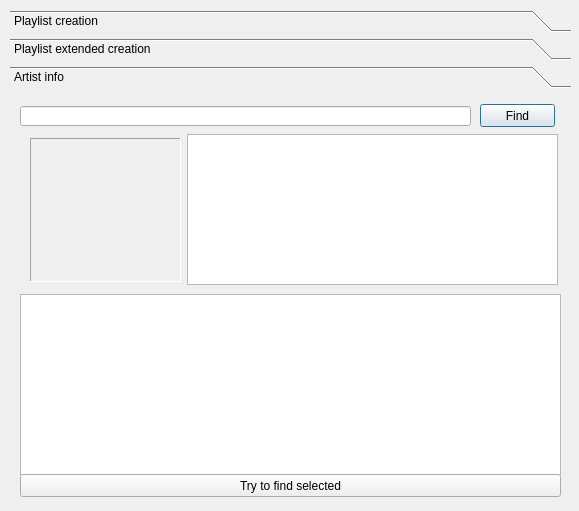
The window that dialogs/echonest_dialog.ui (jeyboy/playo3) describes before a commit, drawn with Qt 5.
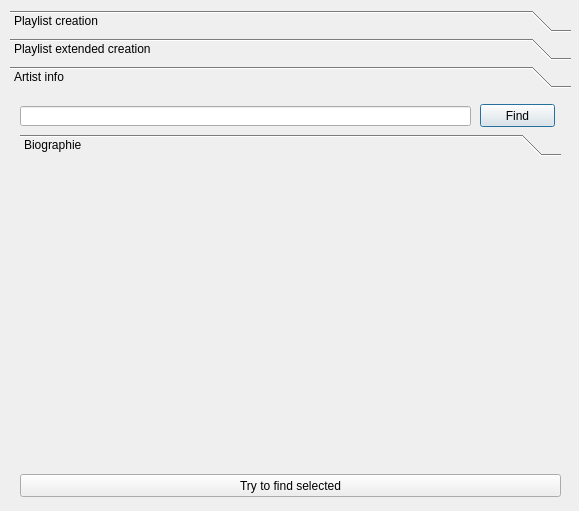
The same window after the commit.

What changed in the file:
```diff
--- a/dialogs/echonest_dialog.ui
+++ b/dialogs/echonest_dialog.ui
@@ -11,7 +11,7 @@
    </rect>
   </property>
   <property name="windowTitle">
-   <string>Dialog</string>
+   <string>Echonest</string>
   </property>
   <widget class="QToolBox" name="toolBox">
    <property name="geometry">
@@ -39,6 +39,14 @@
     </attribute>
    </widget>
    <widget class="QWidget" name="page_3">
+    <property name="geometry">
+     <rect>
+      <x>0</x>
+      <y>0</y>
+      <width>561</width>
+      <height>410</height>
+     </rect>
+    </property>
     <attribute name="label">
      <string>Playlist extended creation</string>
     </attribute>
@@ -78,16 +86,6 @@
       </rect>
      </property>
     </widget>
-    <widget class="QListWidget" name="artistSongs">
-     <property name="geometry">
-      <rect>
-       <x>10</x>
-       <y>200</y>
-       <width>541</width>
-       <height>181</height>
-      </rect>
-     </property>
-    </widget>
     <widget class="QPushButton" name="findSelectedArtistSongs">
      <property name="geometry">
       <rect>
@@ -101,43 +99,31 @@
       <string>Try to find selected</string>
      </property>
     </widget>
-    <widget class="QLabel" name="artistFoto">
+    <widget class="QToolBox" name="artistTabs">
      <property name="geometry">
       <rect>
-       <x>20</x>
-       <y>44</y>
-       <width>151</width>
-       <height>144</height>
-      </rect>
-     </property>
-     <property name="frameShape">
-      <enum>QFrame::Panel</enum>
-     </property>
-     <property name="frameShadow">
-      <enum>QFrame::Sunken</enum>
-     </property>
-     <property name="lineWidth">
-      <number>1</number>
-     </property>
-     <property name="text">
-      <string/>
-     </property>
-    </widget>
-    <widget class="QPlainTextEdit" name="plainTextEdit">
-     <property name="geometry">
-      <rect>
-       <x>177</x>
+       <x>10</x>
        <y>40</y>
-       <width>371</width>
-       <height>151</height>
+       <width>541</width>
+       <height>331</height>
       </rect>
      </property>
-     <property name="undoRedoEnabled">
-      <bool>false</bool>
+     <property name="currentIndex">
+      <number>0</number>
      </property>
-     <property name="readOnly">
-      <bool>true</bool>
-     </property>
+     <widget class="QWidget" name="page_4">
+      <property name="geometry">
+       <rect>
+        <x>0</x>
+        <y>0</y>
+        <width>541</width>
+        <height>304</height>
+       </rect>
+      </property>
+      <attribute name="label">
+       <string>Biographie</string>
+      </attribute>
+     </widget>
     </widget>
    </widget>
   </widget>
```
